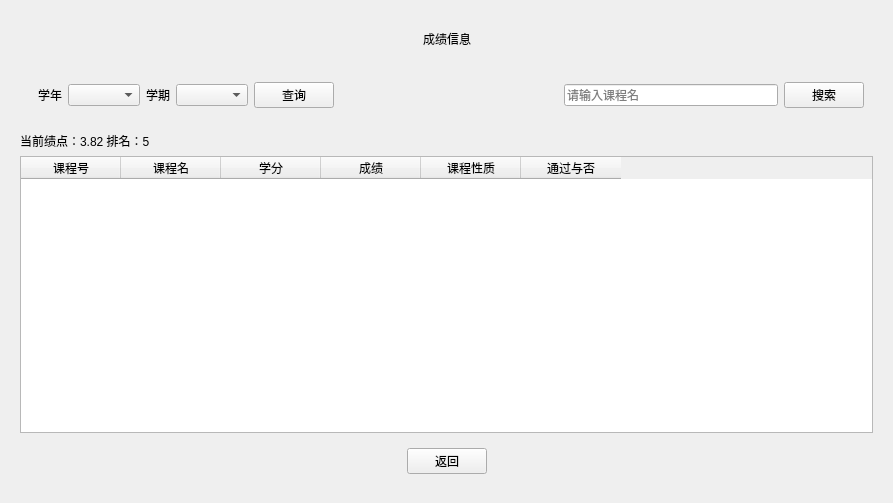
Above: student.ui from Database-Course-Developers/Educational_Administration_System before the change. Below: the same form after it.
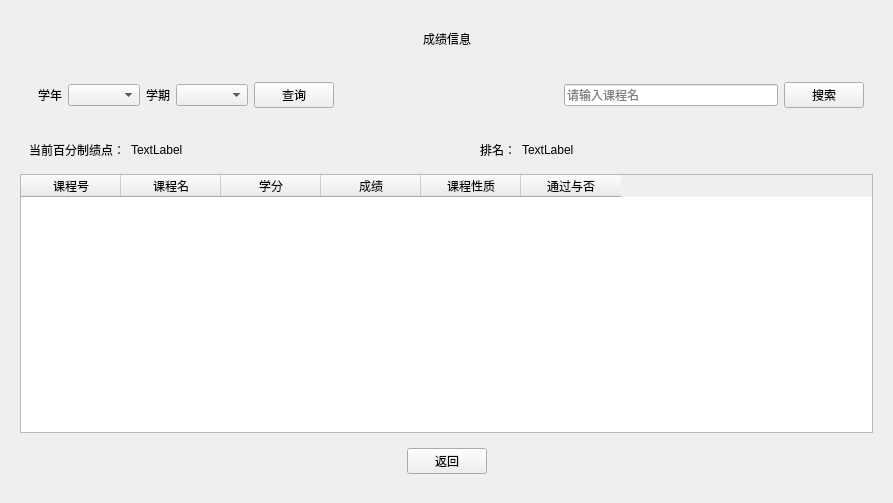
That is the form after the change.

Commit message: 学生子页面修改

```diff
--- a/student.ui
+++ b/student.ui
@@ -661,10 +661,49 @@
         </widget>
        </item>
        <item>
-        <widget class="QLabel" name="label_2">
-         <property name="text">
-          <string>当前绩点：3.82 排名：5</string>
-         </property>
+        <widget class="QWidget" name="widget_9" native="true">
+         <layout class="QHBoxLayout" name="horizontalLayout_16">
+          <item>
+           <widget class="QLabel" name="label_2">
+            <property name="sizePolicy">
+             <sizepolicy hsizetype="Fixed" vsizetype="Preferred">
+              <horstretch>0</horstretch>
+              <verstretch>0</verstretch>
+             </sizepolicy>
+            </property>
+            <property name="text">
+             <string>当前百分制绩点：</string>
+            </property>
+           </widget>
+          </item>
+          <item>
+           <widget class="QLabel" name="labelGradePoint">
+            <property name="text">
+             <string>TextLabel</string>
+            </property>
+           </widget>
+          </item>
+          <item>
+           <widget class="QLabel" name="label_26">
+            <property name="sizePolicy">
+             <sizepolicy hsizetype="Fixed" vsizetype="Preferred">
+              <horstretch>0</horstretch>
+              <verstretch>0</verstretch>
+             </sizepolicy>
+            </property>
+            <property name="text">
+             <string>排名：</string>
+            </property>
+           </widget>
+          </item>
+          <item>
+           <widget class="QLabel" name="labelGradeRank">
+            <property name="text">
+             <string>TextLabel</string>
+            </property>
+           </widget>
+          </item>
+         </layout>
         </widget>
        </item>
        <item>
```
The commit also changes 2 other files.
